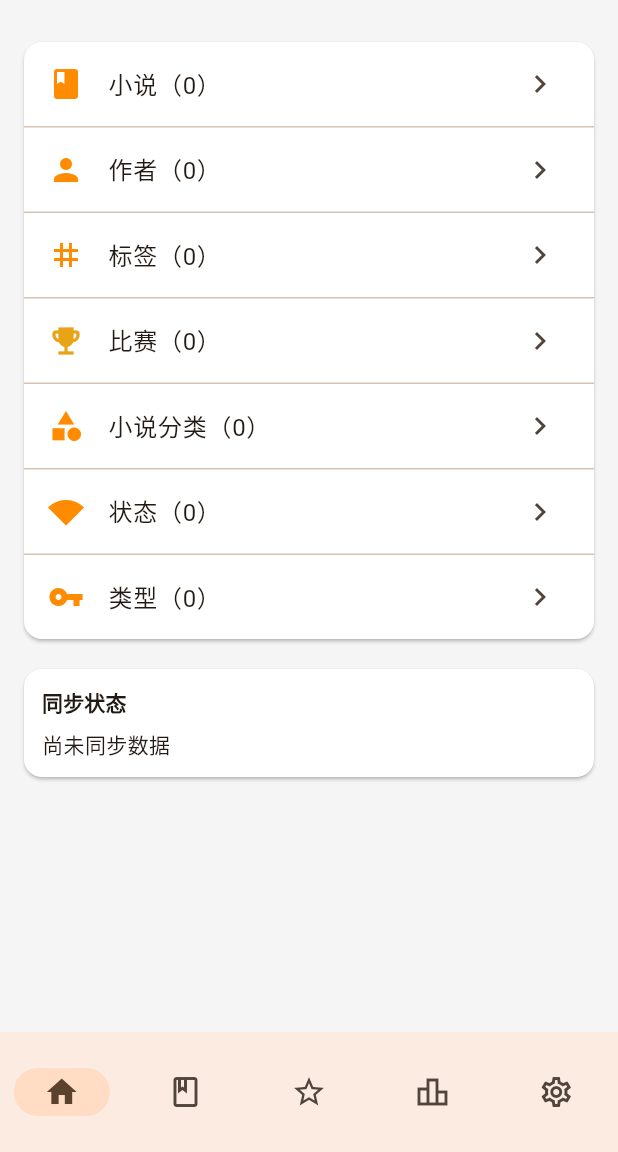
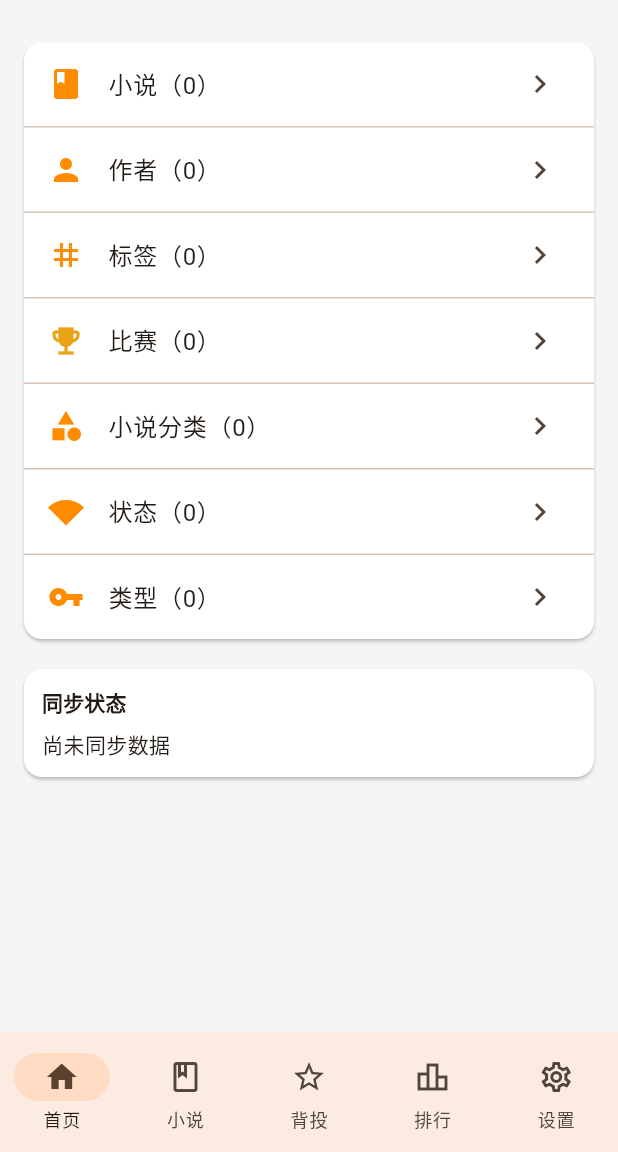
Before and after one commit to light-nook-labs/NovelHubMobile, a Flutter app: the screen it shows after launch, on a phone screen of 412 x 824 dp, the part 84-1236 px from its top. Run offline on Flutter 3.47's test engine with Material 3 defaults, Android fonts, the phone set to English and light mode, and no system bars; our stand-ins replace cached_network_image, dio, drift, flutter_riverpod, go_router, riverpod_annotation and 1 more; accounts and stored records are empty; generated files the repository leaves out were written again.

Commit message:
fix: disable hover tooltip on bottom navigation items
- Add tooltip: '' to each NavigationDestination
- Keeps label text visible below icons
- Removes hover tooltip on mouse over

```diff
--- a/lib/app/router.dart
+++ b/lib/app/router.dart
@@ -166,32 +166,36 @@ class MainShell extends StatelessWidget {
       bottomNavigationBar: NavigationBar(
         selectedIndex: _getSelectedIndex(context),
         onDestinationSelected: (index) => _onItemTapped(context, index),
-        labelBehavior: NavigationDestinationLabelBehavior.alwaysHide,
-        destinations: const [
+        destinations: [
           NavigationDestination(
-            icon: Icon(Icons.home_outlined),
-            selectedIcon: Icon(Icons.home),
+            icon: const Icon(Icons.home_outlined),
+            selectedIcon: const Icon(Icons.home),
             label: '首页',
+            tooltip: '',
           ),
           NavigationDestination(
-            icon: Icon(Icons.book_outlined),
-            selectedIcon: Icon(Icons.book),
+            icon: const Icon(Icons.book_outlined),
+            selectedIcon: const Icon(Icons.book),
             label: '小说',
+            tooltip: '',
           ),
           NavigationDestination(
-            icon: Icon(Icons.star_outline),
-            selectedIcon: Icon(Icons.star),
+            icon: const Icon(Icons.star_outline),
+            selectedIcon: const Icon(Icons.star),
             label: '背投',
+            tooltip: '',
           ),
           NavigationDestination(
-            icon: Icon(Icons.leaderboard_outlined),
-            selectedIcon: Icon(Icons.leaderboard),
+            icon: const Icon(Icons.leaderboard_outlined),
+            selectedIcon: const Icon(Icons.leaderboard),
             label: '排行',
+            tooltip: '',
           ),
           NavigationDestination(
-            icon: Icon(Icons.settings_outlined),
-            selectedIcon: Icon(Icons.settings),
+            icon: const Icon(Icons.settings_outlined),
+            selectedIcon: const Icon(Icons.settings),
             label: '设置',
+            tooltip: '',
           ),
         ],
       ),
```
